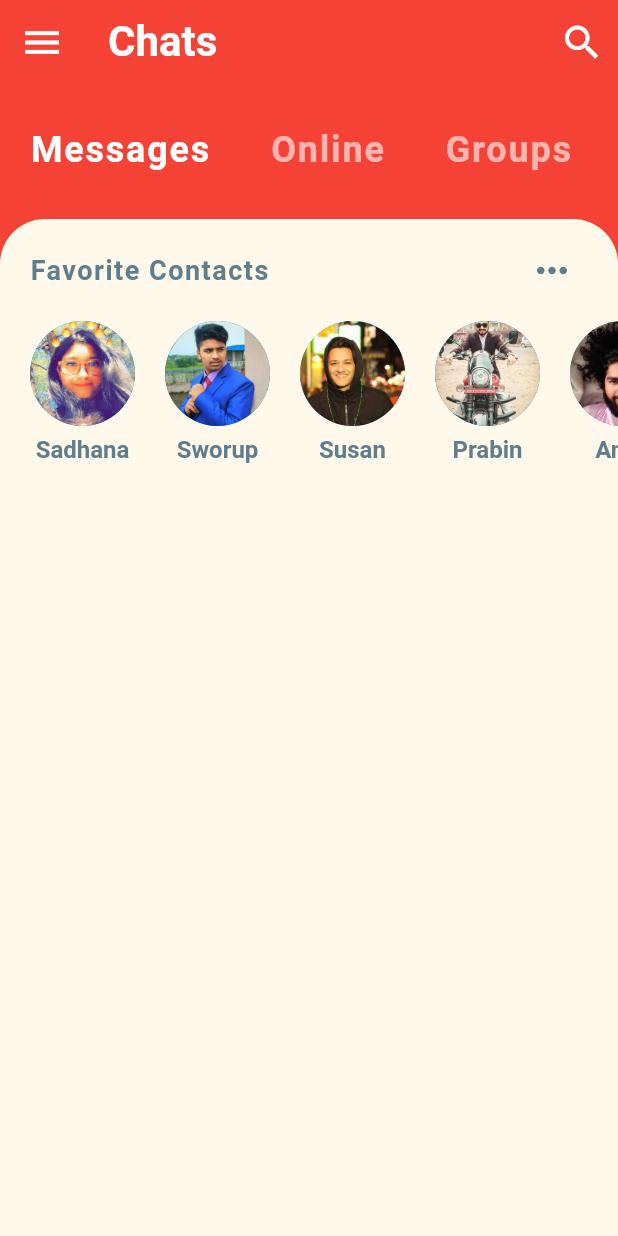
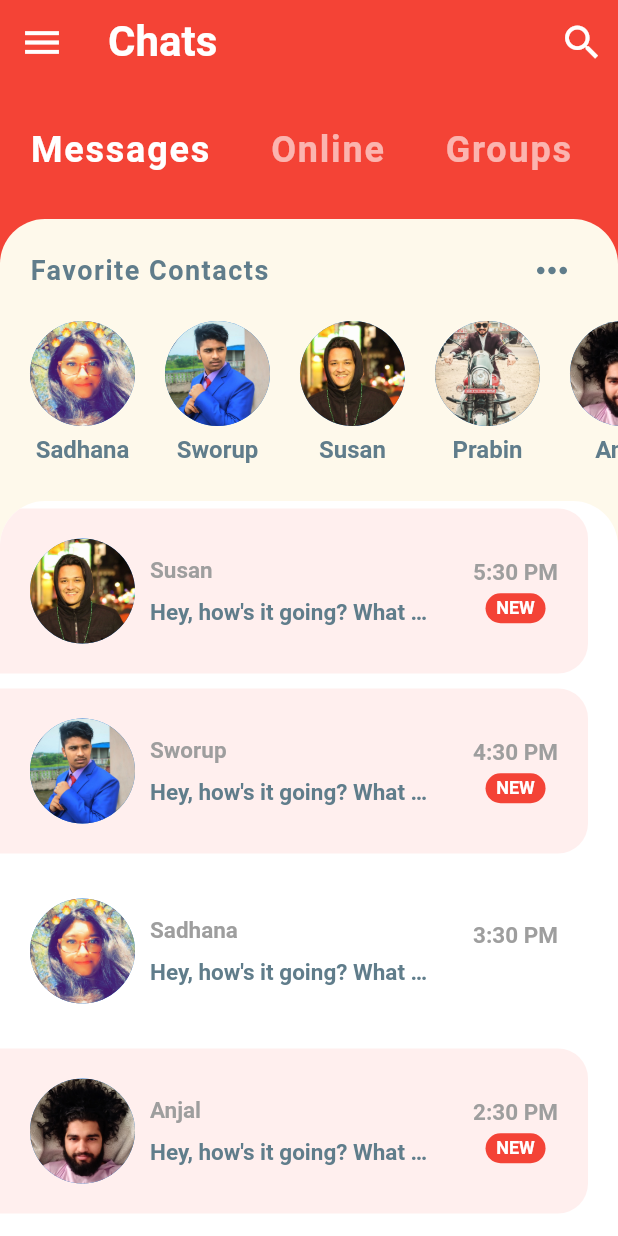
Before and after one commit to SusanGuy/Flutter-Chat-UI, a Flutter app: the screen it shows after launch, on a phone screen of 412 x 824 dp. Run offline on Flutter 3.47's test engine with Material 2 defaults, Android fonts, the phone set to English and light mode, and no system bars.

Commit message:
Recent Chats Widget done

```diff
--- a/lib/models/message_models.dart
+++ b/lib/models/message_models.dart
@@ -65,6 +65,58 @@ final User sushant = User(
 );
 
 List<User> favorites = [sadhana, sworup, susan, prabin, anjal];
+
+List<Message> chats = [
+  Message(
+    sender: susan,
+    time: '5:30 PM',
+    text: 'Hey, how\'s it going? What did you do today?',
+    isLiked: false,
+    unread: true,
+  ),
+  Message(
+    sender: sworup,
+    time: '4:30 PM',
+    text: 'Hey, how\'s it going? What did you do today?',
+    isLiked: false,
+    unread: true,
+  ),
+  Message(
+    sender: sadhana,
+    time: '3:30 PM',
+    text: 'Hey, how\'s it going? What did you do today?',
+    isLiked: false,
+    unread: false,
+  ),
+  Message(
+    sender: anjal,
+    time: '2:30 PM',
+    text: 'Hey, how\'s it going? What did you do today?',
+    isLiked: false,
+    unread: true,
+  ),
+  Message(
+    sender: sushant,
+    time: '1:30 PM',
+    text: 'Hey, how\'s it going? What did you do today?',
+    isLiked: false,
+    unread: false,
+  ),
+  Message(
+    sender: bhabish,
+    time: '12:30 PM',
+    text: 'Hey, how\'s it going? What did you do today?',
+    isLiked: false,
+    unread: false,
+  ),
+  Message(
+    sender: prabin,
+    time: '11:30 AM',
+    text: 'Hey, how\'s it going? What did you do today?',
+    isLiked: false,
+    unread: false,
+  ),
+];
 // EXAMPLE MESSAGES IN CHAT SCREEN
 List<Message> messages = [
   Message(
--- a/lib/screens/home_screen.dart
+++ b/lib/screens/home_screen.dart
@@ -1,5 +1,6 @@
 import 'package:Messenger/widgets/catergory_selector.dart';
 import 'package:Messenger/widgets/favorite_contacts.dart';
+import 'package:Messenger/widgets/recent_chats.dart';
 import 'package:flutter/material.dart';
 
 class HomeScreen extends StatefulWidget {
@@ -42,9 +43,7 @@ class _HomeScreenState extends State<HomeScreen> {
                       topLeft: Radius.circular(30.0),
                       topRight: Radius.circular(30.0))),
               child: Column(
-                children: <Widget>[
-                  FavoriteContacts(),
-                ],
+                children: <Widget>[FavoriteContacts(), RecentChats()],
               ),
             ),
           ),
--- /dev/null
+++ b/lib/widgets/recent_chats.dart
@@ -0,0 +1,102 @@
+import 'package:Messenger/models/message_models.dart';
+import 'package:flutter/material.dart';
+
+class RecentChats extends StatelessWidget {
+  @override
+  Widget build(BuildContext context) {
+    return Expanded(
+      child: Container(
+          decoration: BoxDecoration(
+              color: Colors.white,
+              borderRadius: BorderRadius.only(
+                  topLeft: Radius.circular(30.0),
+                  topRight: Radius.circular(30.0))),
+          child: ClipRRect(
+            borderRadius: BorderRadius.only(
+                topLeft: Radius.circular(30.0),
+                topRight: Radius.circular(30.0)),
+            child: ListView.builder(
+                itemBuilder: (BuildContext context, int index) {
+                  final Message chat = chats[index];
+                  return Container(
+                    margin: EdgeInsets.only(top: 5.0, bottom: 5.0, right: 20.0),
+                    padding:
+                        EdgeInsets.symmetric(horizontal: 20.0, vertical: 20.0),
+                    decoration: BoxDecoration(
+                        color: chat.unread ? Color(0xFFFFEFEE) : Colors.white,
+                        borderRadius: BorderRadius.only(
+                            topRight: Radius.circular(20.0),
+                            bottomRight: Radius.circular(20.0))),
+                    child: Row(
+                      mainAxisAlignment: MainAxisAlignment.spaceBetween,
+                      children: <Widget>[
+                        Row(
+                          children: <Widget>[
+                            CircleAvatar(
+                                radius: 35.0,
+                                backgroundImage:
+                                    AssetImage(chat.sender.imageUrl)),
+                            SizedBox(
+                              width: 10.0,
+                            ),
+                            Column(
+                              crossAxisAlignment: CrossAxisAlignment.start,
+                              children: <Widget>[
+                                Text(chat.sender.name,
+                                    style: TextStyle(
+                                        color: Colors.grey,
+                                        fontSize: 15.0,
+                                        fontWeight: FontWeight.bold)),
+                                SizedBox(
+                                  height: 10.0,
+                                ),
+                                Container(
+                                  width:
+                                      MediaQuery.of(context).size.width * 0.45,
+                                  child: Text(
+                                    chat.text,
+                                    style: TextStyle(
+                                        color: Colors.blueGrey,
+                                        fontSize: 15.0,
+                                        fontWeight: FontWeight.w600),
+                                    overflow: TextOverflow.ellipsis,
+                                  ),
+                                ),
+                              ],
+                            )
+                          ],
+                        ),
+                        Column(
+                          children: <Widget>[
+                            Text(chat.time,
+                                style: TextStyle(
+                                    color: Colors.grey,
+                                    fontSize: 15.0,
+                                    fontWeight: FontWeight.bold)),
+                            SizedBox(height: 5.0),
+                            chat.unread
+                                ? Container(
+                                    width: 40.0,
+                                    height: 20.0,
+                                    alignment: Alignment.center,
+                                    decoration: BoxDecoration(
+                                        borderRadius:
+                                            BorderRadius.circular(30.0),
+                                        color: Theme.of(context).primaryColor),
+                                    child: Text("NEW",
+                                        style: TextStyle(
+                                            color: Colors.white,
+                                            fontSize: 12.0,
+                                            fontWeight: FontWeight.bold)))
+                                : Text("")
+                          ],
+                        )
+                      ],
+                    ),
+                  );
+                },
+                itemCount: chats.length),
+          )),
+    );
+  }
+}
```
